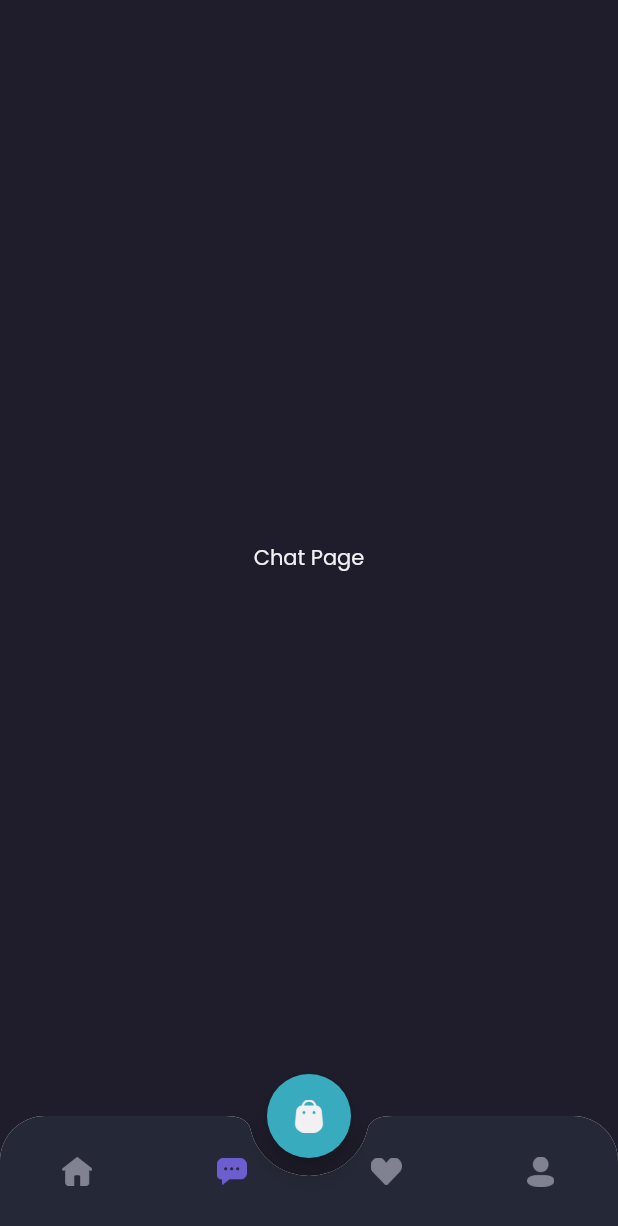
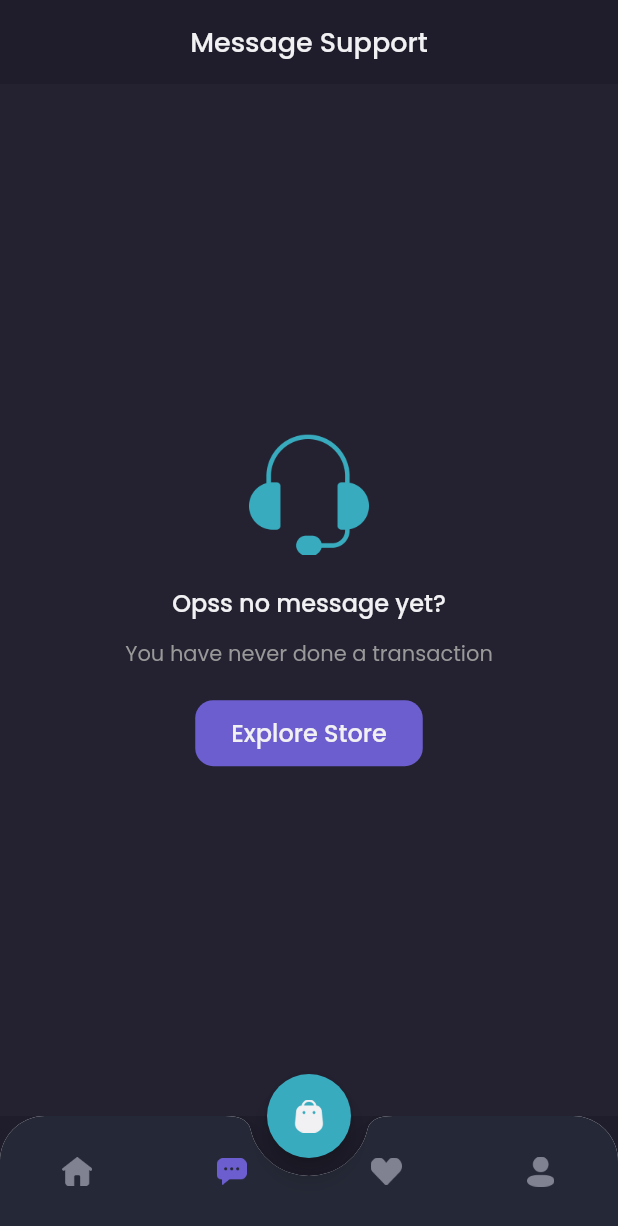
Before and after one commit to fathurzoy/shamo, a Flutter app: the MainPage screen opened by its route, item 2 of the bottom bar chosen, on a phone screen of 412 x 824 dp. Shown: the top 1226 px of the screen. Run offline on Flutter 3.47's test engine with Material 2 defaults, Android fonts, the phone set to English and light mode, and no system bars; our stand-ins replace google_fonts.

Commit message:
Chat Page Empty Chat

```diff
--- a/lib/pages/home/chat_page.dart
+++ b/lib/pages/home/chat_page.dart
@@ -6,11 +6,88 @@ class ChatPage extends StatelessWidget {
 
   @override
   Widget build(BuildContext context) {
-    return Center(
-      child: Text(
-        "Chat Page",
-        style: primaryTextStyle,
-      ),
+    Widget header() {
+      return AppBar(
+        backgroundColor: backgroundColor1,
+        centerTitle: true,
+        title: Text(
+          'Message Support',
+          style: primaryTextStyle.copyWith(
+            fontSize: 18,
+            fontWeight: medium,
+          ),
+        ),
+        elevation: 0,
+        automaticallyImplyLeading: false,
+      );
+    }
+
+    Widget content() {
+      return Expanded(
+        child: Container(
+          width: double.infinity,
+          color: backgroundColor3,
+          child: Column(
+            mainAxisAlignment: MainAxisAlignment.center,
+            children: [
+              Image.asset(
+                'assets/icon_headset.png',
+                width: 80,
+              ),
+              SizedBox(
+                height: 20,
+              ),
+              Text(
+                "Opss no message yet?",
+                style: primaryTextStyle.copyWith(
+                  fontSize: 16,
+                  fontWeight: medium,
+                ),
+              ),
+              SizedBox(
+                height: 12,
+              ),
+              Text(
+                "You have never done a transaction",
+                style: secondaryTextStyle,
+              ),
+              SizedBox(
+                height: 20,
+              ),
+              Container(
+                height: 44,
+                child: TextButton(
+                  onPressed: () {},
+                  style: TextButton.styleFrom(
+                    padding: EdgeInsets.symmetric(
+                      horizontal: 24,
+                      vertical: 10,
+                    ),
+                    backgroundColor: primaryColor,
+                    shape: RoundedRectangleBorder(
+                      borderRadius: BorderRadius.circular(12),
+                    ),
+                  ),
+                  child: Text(
+                    "Explore Store",
+                    style: primaryTextStyle.copyWith(
+                      fontSize: 16,
+                      fontWeight: medium,
+                    ),
+                  ),
+                ),
+              ),
+            ],
+          ),
+        ),
+      );
+    }
+
+    return Column(
+      children: [
+        header(),
+        content(),
+      ],
     );
   }
 }
```
